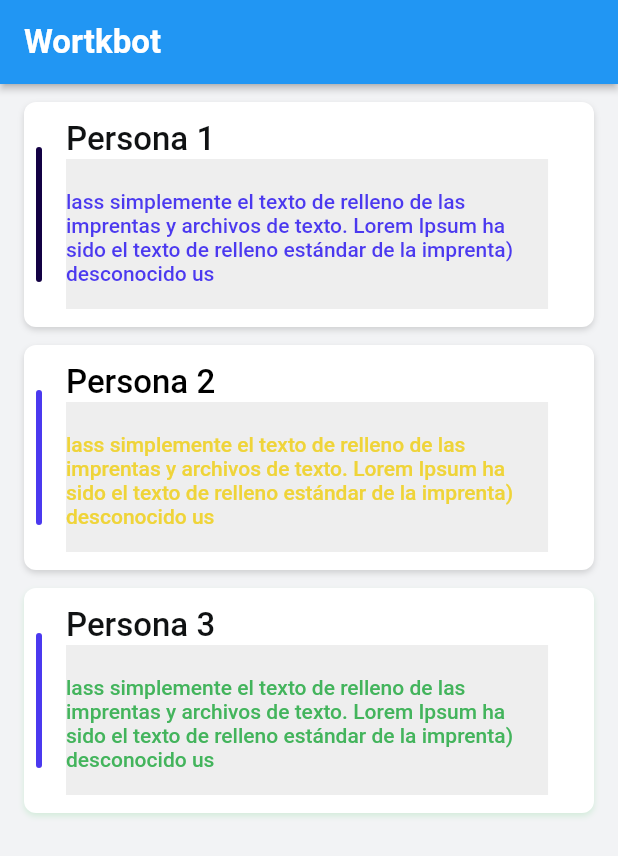
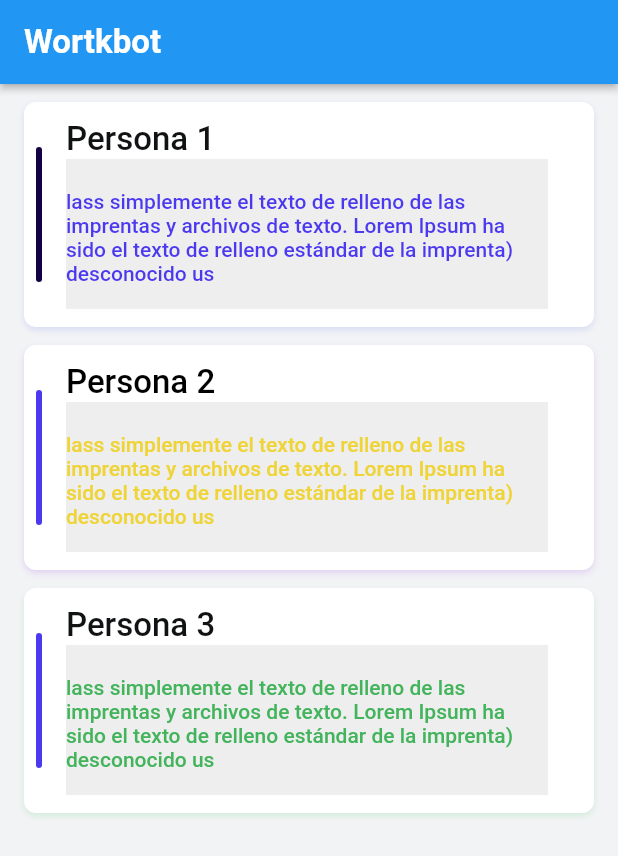
Before and after one commit to alejandrohl5/workbot_servicios, a Flutter app: the HomePageWidget screen opened directly, on a phone screen of 412 x 824 dp. Shown: the top 856 px of the screen. Run offline on Flutter 3.47's test engine with Material 2 defaults, Android fonts, the phone set to English and light mode, and no system bars; our stand-ins replace animate_do, cloud_firestore, easy_debounce, firebase_auth, firebase_core, flutter_rating_bar and 2 more; accounts and stored records are empty; Roboto replaces fonts that are missing (Outfit).

Commit message:
Update wigetcomentarios.dart
basic

```diff
--- a/lib/wigetcomentarios.dart
+++ b/lib/wigetcomentarios.dart
@@ -67,7 +67,7 @@ class _HomePageWidgetState extends State<HomePageWidget> {
                         boxShadow: [
                           BoxShadow(
                             blurRadius: 3,
-                            color: Color(0x25000000),
+                            color: Color.fromARGB(35, 51, 78, 230),
                             offset: Offset(0, 2),
                           )
                         ],
@@ -147,7 +147,7 @@ class _HomePageWidgetState extends State<HomePageWidget> {
                         boxShadow: [
                           BoxShadow(
                             blurRadius: 3,
-                            color: Color(0x25000000),
+                            color: Color.fromARGB(36, 123, 8, 218),
                             offset: Offset(0, 2),
                           )
                         ],
```
